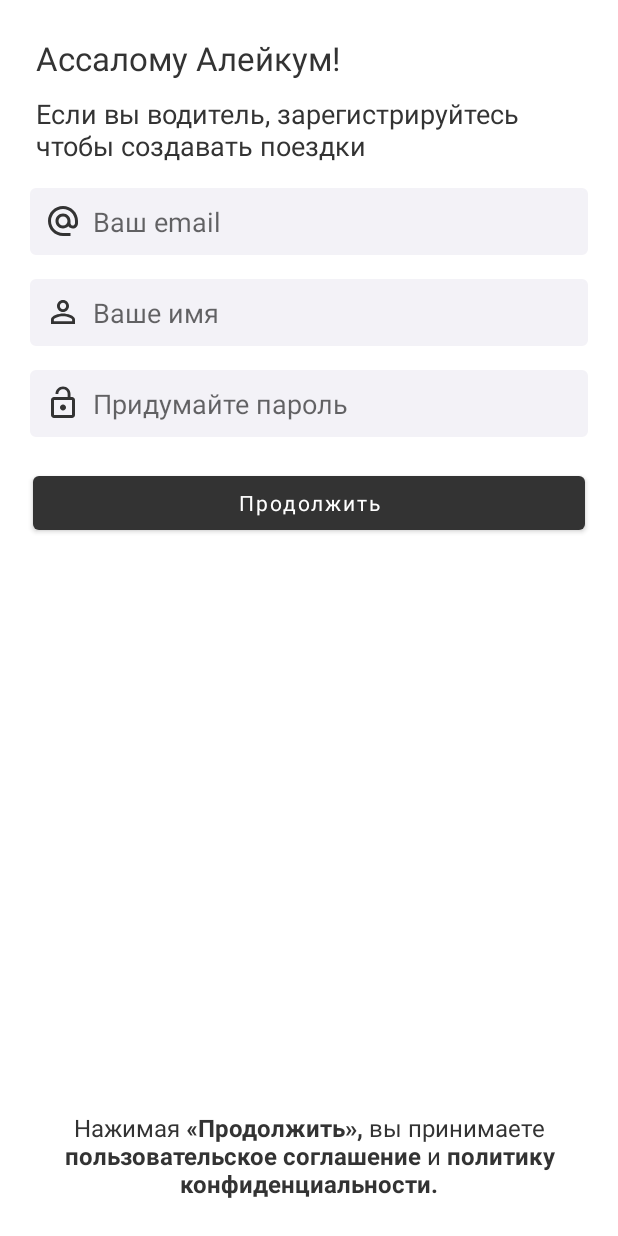
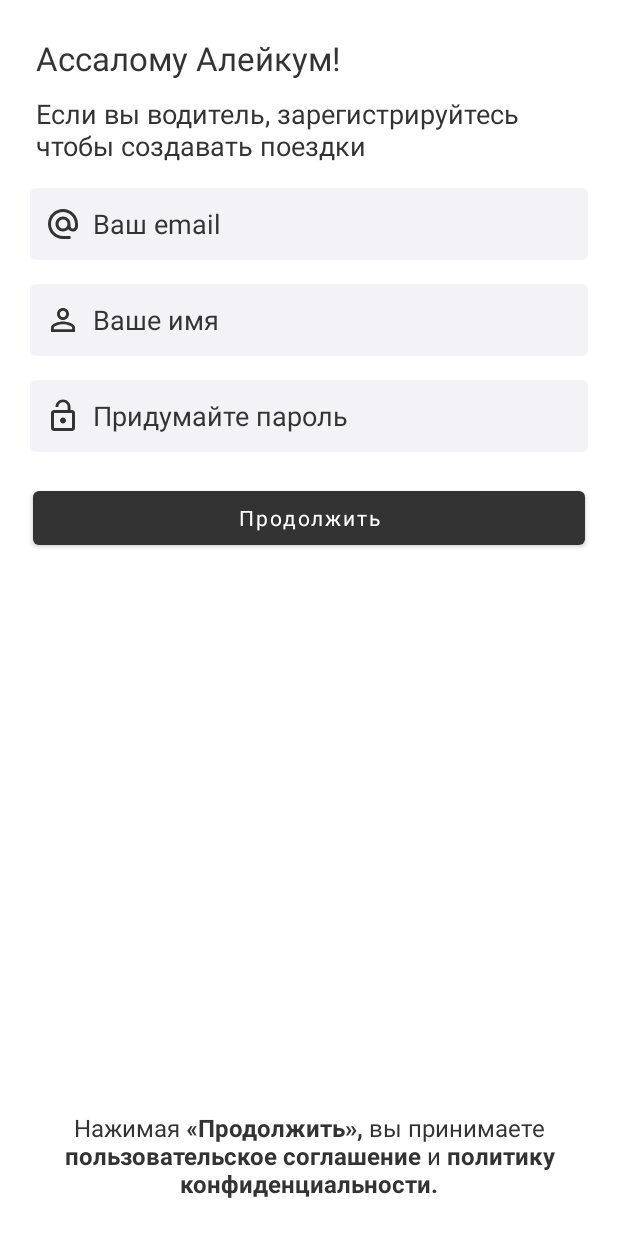
Before and after one commit to Sarich97/Hamsafar, an Android app: the fragment RegisterFragment shown on its own in the app's theme, on a phone screen of 412 x 824 dp. Run offline under Robolectric (Android 15) with nearby library versions, the phone set to English and light mode, and no system bars; Roboto replaces fonts that are not available here.

Commit message:
edit desing in register page

```diff
--- a/app/src/main/res/layout/fragment_register.xml
+++ b/app/src/main/res/layout/fragment_register.xml
@@ -8,7 +8,7 @@
 
     <TextView
         android:id="@+id/textView"
-        android:text="Ассалому Алейкум!"
+        android:text="@string/auth_salam"
         style="@style/authTextTitle"
         app:layout_constraintStart_toStartOf="parent"
         app:layout_constraintTop_toTopOf="parent" />
@@ -16,7 +16,7 @@
     <TextView
         android:id="@+id/textView2"
         style="@style/authTextDiv"
-        android:text="Если вы водитель, зарегистрируйтесь чтобы создавать поездки"
+        android:text="@string/auth_text_div"
         app:layout_constraintEnd_toEndOf="parent"
         app:layout_constraintStart_toStartOf="parent"
         app:layout_constraintTop_toBottomOf="@+id/textView" />
@@ -24,31 +24,39 @@
     <EditText
         android:id="@+id/user_Email"
         style="@style/editText"
-        android:drawableLeft="@drawable/ic_baseline_alternate_email_24"
+        android:drawableStart="@drawable/ic_baseline_alternate_email_24"
         android:hint="@string/email"
         android:inputType="textEmailAddress"
+        android:minHeight="48dp"
         app:layout_constraintEnd_toEndOf="parent"
         app:layout_constraintStart_toStartOf="parent"
         app:layout_constraintTop_toBottomOf="@+id/textView2"
-        tools:ignore="MissingConstraints" />
+        tools:ignore="MissingConstraints"
+        android:importantForAutofill="no" />
 
     <EditText
         android:id="@+id/user_Name"
         style="@style/editText"
+        android:drawableStart="@drawable/ic_baseline_person_outline_24"
+        android:hint="@string/user_name"
         android:inputType="textPersonName"
-        android:drawableLeft="@drawable/ic_baseline_person_outline_24"
-        android:hint="@string/user_name"
+        android:minHeight="48dp"
         app:layout_constraintTop_toBottomOf="@+id/user_Email"
-        tools:ignore="MissingConstraints" />
+        tools:ignore="MissingConstraints"
+        tools:layout_editor_absoluteX="20dp"
+        android:autofillHints="" />
 
     <EditText
         android:id="@+id/user_Pass"
         style="@style/editText"
-        android:drawableLeft="@drawable/ic_baseline_lock_open_24"
+        android:drawableStart="@drawable/ic_baseline_lock_open_24"
         android:hint="@string/create_pass"
         android:inputType="textPassword"
+        android:minHeight="48dp"
         app:layout_constraintTop_toBottomOf="@+id/user_Name"
-        tools:ignore="MissingConstraints" />
+        tools:ignore="MissingConstraints"
+        tools:layout_editor_absoluteX="20dp"
+        android:autofillHints="" />
 
     <Button
         android:id="@+id/registerNextBtn"
@@ -67,7 +75,7 @@
         android:fontFamily="@font/play"
         android:textAlignment="center"
         android:textColor="@color/colorPrimary"
-        android:textSize="16dp"
+        android:textSize="16sp"
         android:text="@string/political_auth"
         app:layout_constraintBottom_toBottomOf="parent"
         app:layout_constraintEnd_toEndOf="parent"
--- a/app/src/main/res/values/strings.xml
+++ b/app/src/main/res/values/strings.xml
@@ -14,5 +14,7 @@
     <string name="login_btn_text">Вход в аккаунт</string>
     <string name="user_pass">Ваш пароль</string>
     <string name="political_auth">Нажимая <b>«Продолжить»,</b> вы принимаете <b>пользовательское соглашение</b> и <b>политику конфиденциальности.</b></string>
+    <string name="auth_salam">Ассалому Алейкум!</string>
+    <string name="auth_text_div">Если вы водитель, зарегистрируйтесь чтобы создавать поездки</string>
 
 </resources>
--- a/app/src/main/res/values/themes.xml
+++ b/app/src/main/res/values/themes.xml
@@ -24,6 +24,8 @@
         <item name="android:fontFamily">@font/play</item>
         <item name="android:background">@drawable/edit_text_input</item>
         <item name="android:padding">10dp</item>
+        <item name="android:maxHeight">48dp</item>
+        <item name="android:textColorHint">@color/colorPrimary</item>
         <item name="android:drawablePadding">8dp</item>
     </style>
 
```
